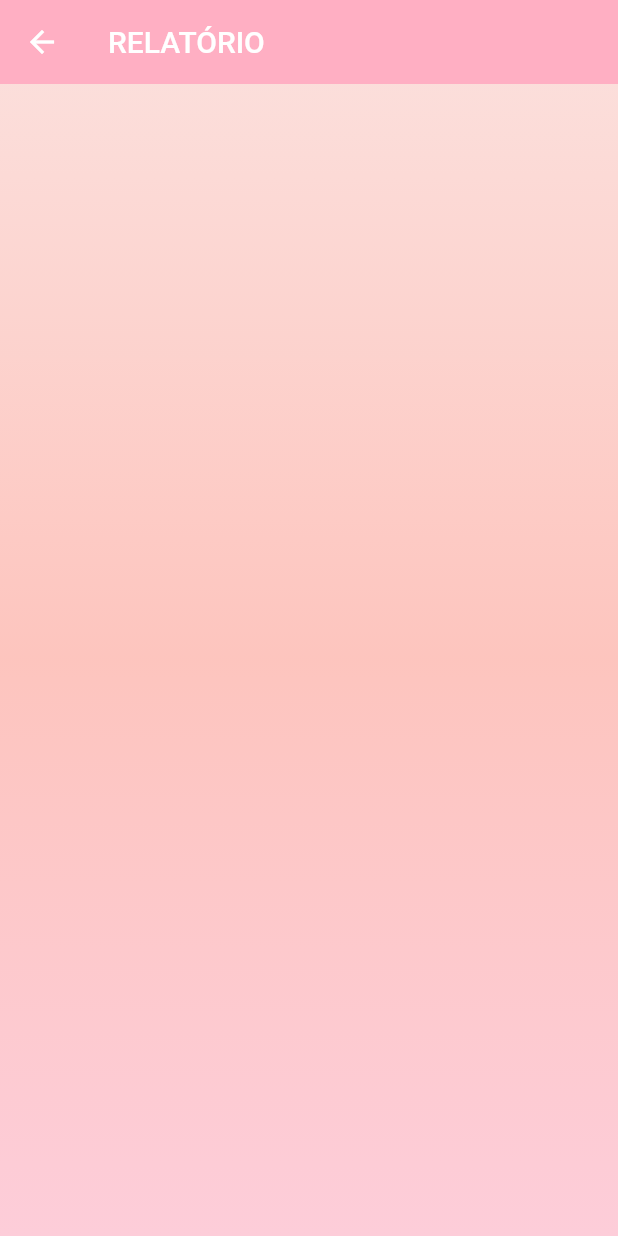
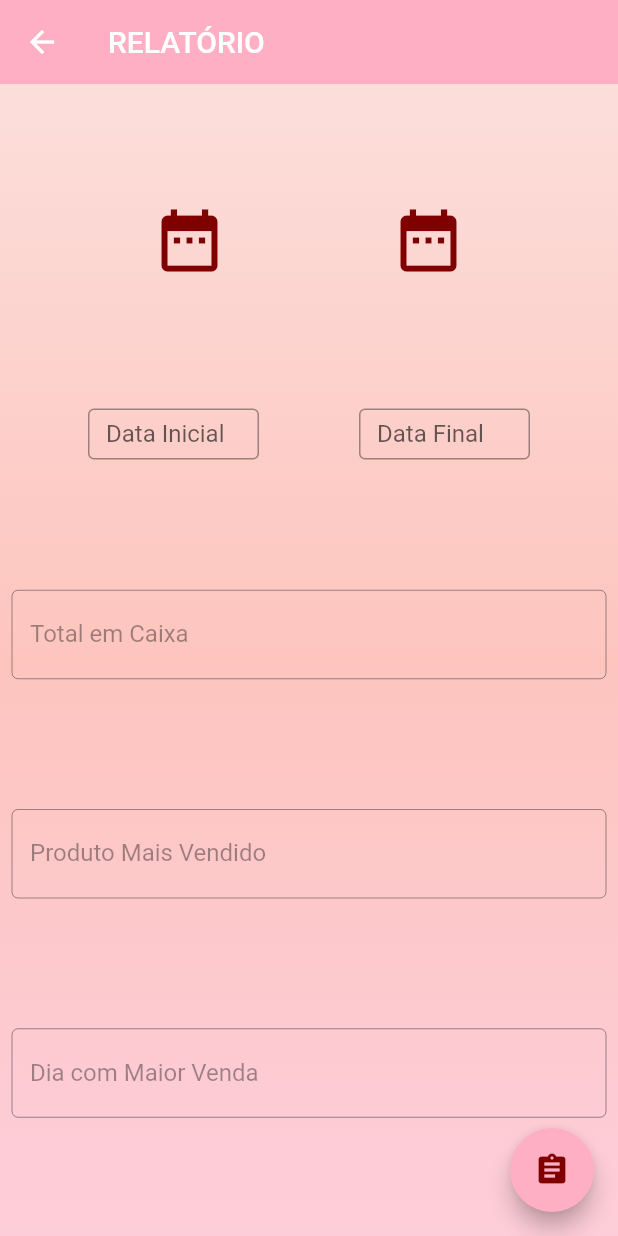
Before and after one commit to guimitsu/projeto_final, a Flutter app: the RelatorioPage screen opened directly, on a phone screen of 412 x 824 dp. Run offline on Flutter 3.47's test engine with Material 2 defaults, Android fonts, the phone set to English and light mode, and no system bars; our stand-ins replace flutter_mobx, get_it; Roboto replaces fonts that are missing (Titillium).

Commit message:
alteração na tela de relatorio

```diff
--- a/implementacao/mob_store/lib/aplicacao/relatorio.page.dart
+++ b/implementacao/mob_store/lib/aplicacao/relatorio.page.dart
@@ -1,8 +1,8 @@
 import 'package:flutter/material.dart';
 import 'package:mob_store/design/background.dart';
+import 'package:intl/intl.dart';
 
 class RelatorioPage extends StatelessWidget {
-
   @override
   Widget build(BuildContext context) {
     return Scaffold(
@@ -13,9 +13,153 @@ class RelatorioPage extends StatelessWidget {
       ),
       body: Container(
         decoration: background_box,
-        height: MediaQuery.of(context).size.height,
-        width: MediaQuery.of(context).size.width,
-        child: Container(),
+        child: Column(
+          mainAxisAlignment: MainAxisAlignment.spaceEvenly,
+          crossAxisAlignment: CrossAxisAlignment.start,
+          children: [
+            Row(
+              mainAxisAlignment: MainAxisAlignment.spaceEvenly,
+              children: <Widget>[
+                IconButton(
+                  icon: Icon(Icons.date_range),
+                  iconSize: (50),
+                  color: Color(0xFF800000),
+                  onPressed: () async {
+                    DateTime dataInicio = await showDatePicker(
+                        context: context,
+                        initialDate: DateTime.now(),
+                        firstDate: DateTime(2016),
+                        lastDate: DateTime(2045),
+                        locale: Localizations.localeOf(context, nullOk: false),
+                        builder: (BuildContext context, Widget child) {
+                          return Theme(
+                            data: ThemeData.dark(),
+                            child: child,
+                          );
+                        });
+                    if (dataInicio != null) {
+                      final inicioData =
+                          DateFormat(DateFormat.YEAR_MONTH_DAY, 'en_US')
+                              .format(dataInicio);
+                      return inicioData;
+                    }
+                  },
+                ),
+                IconButton(
+                  icon: Icon(Icons.date_range),
+                  iconSize: (50),
+                  color: Color(0xFF800000),
+                  onPressed: () async {
+                    final dataFinal = await showDatePicker(
+                      context: context,
+                      initialDate: DateTime.now(),
+                      firstDate: DateTime(2016),
+                      lastDate: DateTime(2045),
+                      locale: Localizations.localeOf(context),
+                      builder: (BuildContext context, Widget child) {
+                        return Theme(
+                          data: ThemeData.dark(),
+                          child: child,
+                        );
+                      },
+                    );
+                  },
+                )
+              ],
+            ),
+            Row(
+              mainAxisAlignment: MainAxisAlignment.spaceEvenly,
+              crossAxisAlignment: CrossAxisAlignment.center,
+              children: <Widget>[
+                SizedBox(
+                  height: (50),
+                  width: (130),
+                  child: Padding(
+                    padding: const EdgeInsets.all(8.0),
+                    child: Flexible(
+                      child: TextField(
+                        keyboardType: TextInputType.datetime,
+                        decoration: InputDecoration(
+                            labelText: 'Data Inicial',
+                            border: OutlineInputBorder()),
+                      ),
+                    ),
+                  ),
+                ),
+                SizedBox(
+                  height: (50),
+                  width: (130),
+                  child: Padding(
+                    padding: const EdgeInsets.all(8.0),
+                    child: Flexible(
+                      child: TextField(
+                        keyboardType: TextInputType.datetime,
+                        decoration: InputDecoration(
+                            labelText: 'Data Final',
+                            border: OutlineInputBorder()),
+                      ),
+                    ),
+                  ),
+                ),
+              ],
+            ),
+            Padding(
+              padding: const EdgeInsets.all(8.0),
+              child: Row(
+                mainAxisAlignment: MainAxisAlignment.spaceEvenly,
+                crossAxisAlignment: CrossAxisAlignment.center,
+                children: <Widget>[
+                  Flexible(
+                      child: TextField(
+                    decoration: InputDecoration(
+                        labelText: 'Total em Caixa',
+                        enabled: false,
+                        border: OutlineInputBorder()),
+                  )),
+                ],
+              ),
+            ),
+            Padding(
+              padding: const EdgeInsets.all(8.0),
+              child: Row(
+                mainAxisAlignment: MainAxisAlignment.spaceEvenly,
+                crossAxisAlignment: CrossAxisAlignment.center,
+                children: <Widget>[
+                  Flexible(
+                      child: TextField(
+                    decoration: InputDecoration(
+                        labelText: 'Produto Mais Vendido',
+                        enabled: false,
+                        border: OutlineInputBorder()),
+                  )),
+                ],
+              ),
+            ),
+            Padding(
+              padding: const EdgeInsets.all(8.0),
+              child: Row(
+                mainAxisAlignment: MainAxisAlignment.spaceEvenly,
+                children: <Widget>[
+                  Flexible(
+                      child: TextFormField(
+                    decoration: InputDecoration(
+                        labelText: 'Dia com Maior Venda',
+                        enabled: false,
+                        border: OutlineInputBorder()),
+                  )),
+                ],
+              ),
+            ),
+          ],
+        ),
+      ),
+      floatingActionButton: FloatingActionButton(
+        onPressed: () {
+          // Add your onPressed code here!
+        },
+        child: Icon(Icons.assignment),
+        foregroundColor: Color(0xFF800000),
+        backgroundColor: Color(0xFFFFAFC3),
       ),
     );
   }
--- a/implementacao/mob_store/pubspec.yaml
+++ b/implementacao/mob_store/pubspec.yaml
@@ -23,6 +23,7 @@ environment:
 dependencies:
   flutter:
     sdk: flutter
+  intl: ^0.16.1
   flutter_mobx: ^1.1.0+2
   fluttericon: 1.0.7
   get_it: 5.0.6
```
